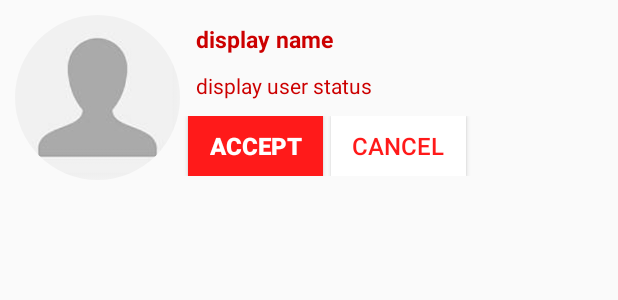
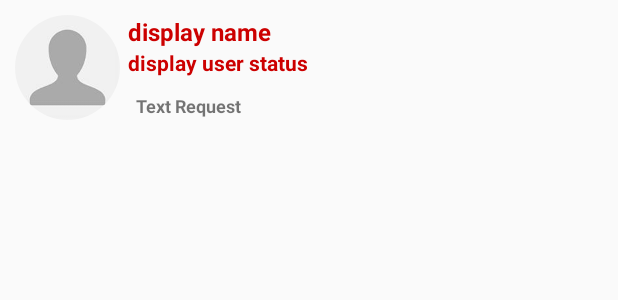
Before and after one commit to romanov1589/StudentsTalk, an Android app: the layout friend_request_all_user_layout.xml on its own in the app's theme, with its tools: preview values and no code run, on a phone screen of 412 x 824 dp. Shown: the top 300 px of the screen. Run offline under Robolectric (Android 15) with nearby library versions, the phone set to English and light mode, and no system bars.

Commit message:
Some changes added

```diff
--- a/app/src/main/res/layout/activity_login.xml
+++ b/app/src/main/res/layout/activity_login.xml
@@ -47,5 +47,6 @@
         android:text="Sign in"
         android:textColor="@android:color/background_light"
         android:textSize="20sp"
-        android:textStyle="bold" />
+        android:textStyle="bold"
+        />
 </RelativeLayout>
--- a/app/src/main/res/layout/chat_custom_bar.xml
+++ b/app/src/main/res/layout/chat_custom_bar.xml
@@ -32,7 +32,7 @@
         android:layout_height="40dp"
         android:layout_alignParentEnd="true"
         android:layout_alignParentTop="true"
-        android:layout_marginEnd="30dp"
+        android:layout_marginRight="5dp"
         android:src="@drawable/default_profile_image" />
 
 </RelativeLayout>
--- a/app/src/main/res/layout/friend_request_all_user_layout.xml
+++ b/app/src/main/res/layout/friend_request_all_user_layout.xml
@@ -12,8 +12,8 @@
 
         <de.hdodenhof.circleimageview.CircleImageView
             android:id="@+id/request_profile_image"
-            android:layout_width="110dp"
-            android:layout_height="110dp"
+            android:layout_width="70dp"
+            android:layout_height="70dp"
             android:src="@drawable/default_profile_image" />
 
         <LinearLayout
@@ -26,10 +26,10 @@
                 android:layout_width="wrap_content"
                 android:layout_height="wrap_content"
                 android:layout_marginLeft="5dp"
-                android:padding="5dp"
+                android:padding="0dp"
                 android:text="display name"
                 android:textColor="@color/colorPrimaryDark"
-                android:textSize="15sp"
+                android:textSize="16sp"
                 android:textStyle="bold" />
 
             <TextView
@@ -37,10 +37,11 @@
                 android:layout_width="wrap_content"
                 android:layout_height="wrap_content"
                 android:layout_marginLeft="5dp"
-                android:padding="5dp"
+                android:padding="0dp"
                 android:text="display user status"
                 android:textColor="@color/colorPrimaryDark"
-                android:textSize="14sp" />
+                android:textSize="14sp"
+                android:textStyle="bold" />
 
             <LinearLayout
                 android:layout_width="match_parent"
@@ -48,26 +49,35 @@
                 android:layout_marginTop="5dp"
                 android:orientation="horizontal">
 
-                <Button
-                    android:id="@+id/request_accept_btn"
-                    android:layout_width="90dp"
-                    android:layout_height="40dp"
+                <TextView
+                    android:id="@+id/reqest_text_view"
+                    android:layout_width="match_parent"
+                    android:layout_height="wrap_content"
                     android:layout_marginLeft="5dp"
-                    android:background="@color/colorPrimary"
-                    android:text="Accept"
-                    android:textColor="@android:color/background_light"
-                    android:textSize="16sp"
+                    android:padding="5dp"
+                    android:text="Text Request"
+                    android:textSize="12dp"
                     android:textStyle="bold" />
+                <!--<Button-->
+                    <!--android:id="@+id/request_accept_btn"-->
+                    <!--android:layout_width="90dp"-->
+                    <!--android:layout_height="40dp"-->
+                    <!--android:layout_marginLeft="5dp"-->
+                    <!--android:background="@color/colorPrimary"-->
+                    <!--android:text="Accept"-->
+                    <!--android:textColor="@android:color/background_light"-->
+                    <!--android:textSize="16sp"-->
+                    <!--android:textStyle="bold" />-->
 
-                <Button
-                    android:id="@+id/request_decline_btn"
-                    android:layout_width="90dp"
-                    android:layout_height="40dp"
-                    android:layout_marginLeft="5dp"
-                    android:background="@android:color/background_light"
-                    android:text="Cancel"
-                    android:textColor="@color/colorPrimary"
-                    android:textSize="16sp" />
+                <!--<Button-->
+                    <!--android:id="@+id/request_decline_btn"-->
+                    <!--android:layout_width="90dp"-->
+                    <!--android:layout_height="40dp"-->
+                    <!--android:layout_marginLeft="5dp"-->
+                    <!--android:background="@android:color/background_light"-->
+                    <!--android:text="Cancel"-->
+                    <!--android:textColor="@color/colorPrimary"-->
+                    <!--android:textSize="16sp" />-->
             </LinearLayout>
 
         </LinearLayout>
```
Also changed, not shown: app/src/main/java/pl/romanov/s14048/studentstalk/RequestsFragment.java (+12 -3 lines), app/src/main/res/layout/all_users_display_layout.xml (+9 -4 lines).
